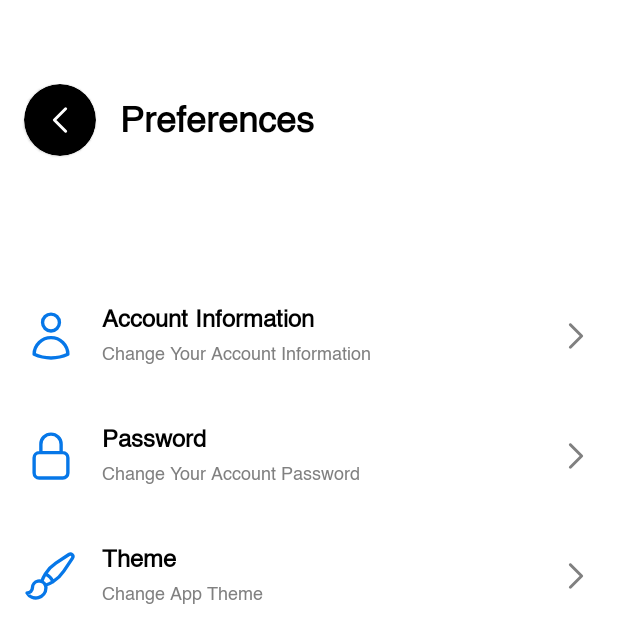
After one commit to MuneebAbro/UNIVerse-A-Social-Media-App, an Android app: the PreferencesActivity screen opened directly, with no data from a screen before it, on a phone screen of 412 x 824 dp. The commit adds this screen. Shown: the top 643 px of the screen. Run offline under Robolectric (Android 15) with nearby library versions, the phone set to English and light mode, and no system bars.

Commit message:
added preference activity

```diff
--- a/app/src/main/AndroidManifest.xml
+++ b/app/src/main/AndroidManifest.xml
@@ -12,6 +12,9 @@
         android:supportsRtl="true"
         android:theme="@style/Theme.universe"
         tools:targetApi="31">
+        <activity
+            android:name=".ui.settings.PreferencesActivity"
+            android:exported="false" />
         <activity
             android:name=".ui.settings.SettingsActivity"
             android:exported="false" />
--- a/app/src/main/java/com/example/universe/ui/profile/ProfileFragment.kt
+++ b/app/src/main/java/com/example/universe/ui/profile/ProfileFragment.kt
@@ -47,7 +47,7 @@ class ProfileFragment : Fragment() {
 
     private fun observeUserData() {
         // Show loader initially
-        binding.lottieLoaderProfile?.visibility = View.VISIBLE
+        binding.lottieLoaderProfile.visibility = View.VISIBLE
         binding.circleProfileImage.visibility = View.INVISIBLE
 
         sharedViewModel.profileImageUrl.observe(viewLifecycleOwner) { imageUrl ->
@@ -56,9 +56,10 @@ class ProfileFragment : Fragment() {
                     .into(binding.circleProfileImage, object : com.squareup.picasso.Callback {
                         override fun onSuccess() {
                             // Hide the loader and show the image
-                            binding.lottieLoaderProfile?.visibility = View.INVISIBLE
+                            binding.lottieLoaderProfile.visibility = View.INVISIBLE
                             binding.circleProfileImage.visibility = View.VISIBLE
                         }
+
 
                         override fun onError(e: Exception?) {
                             // Hide loader and show a placeholder image if there's an error
--- /dev/null
+++ b/app/src/main/java/com/example/universe/ui/settings/PreferencesActivity.kt
@@ -0,0 +1,37 @@
+package com.example.universe.ui.settings
+
+import android.content.Intent
+import android.os.Bundle
+import androidx.activity.enableEdgeToEdge
+import androidx.appcompat.app.AppCompatActivity
+import androidx.core.view.ViewCompat
+import androidx.core.view.WindowInsetsCompat
+import com.example.universe.R
+import com.example.universe.databinding.ActivityPreferencesBinding
+import com.example.universe.ui.login.SignUpActivity
+
+class PreferencesActivity : AppCompatActivity() {
+    private lateinit var binding: ActivityPreferencesBinding
+    override fun onCreate(savedInstanceState: Bundle?) {
+        super.onCreate(savedInstanceState)
+        enableEdgeToEdge()
+        binding=ActivityPreferencesBinding.inflate(layoutInflater)
+        setContentView(binding.root)
+
+        binding.backBtnPreferences.setOnClickListener {
+            finish()
+        }
+        binding.accountInfoCL.setOnClickListener {
+            val intent = Intent(this@PreferencesActivity, SignUpActivity::class.java)
+            intent.putExtra("MODE", 1)
+            startActivity(intent)
+        }
+
+        binding.passwordCL.setOnClickListener {
+            val intent = Intent(this@PreferencesActivity, SignUpActivity::class.java)
+            intent.putExtra("MODE", 1)
+            startActivity(intent)
+        }
+
+    }
+}
--- /dev/null
+++ b/app/src/main/res/drawable/theme.xml
@@ -0,0 +1,13 @@
+<vector xmlns:android="http://schemas.android.com/apk/res/android"
+    android:width="24dp"
+    android:height="24dp"
+    android:viewportWidth="24"
+    android:viewportHeight="24">
+  <path
+      android:pathData="M9.53,16.122a3,3 0,0 0,-5.78 1.128,2.25 2.25,0 0,1 -2.4,2.245 4.5,4.5 0,0 0,8.4 -2.245c0,-0.399 -0.078,-0.78 -0.22,-1.128ZM9.53,16.122a15.998,15.998 0,0 0,3.388 -1.62m-5.043,-0.025a15.994,15.994 0,0 1,1.622 -3.395m3.42,3.42a15.995,15.995 0,0 0,4.764 -4.648l3.876,-5.814a1.151,1.151 0,0 0,-1.597 -1.597L14.146,6.32a15.996,15.996 0,0 0,-4.649 4.763m3.42,3.42a6.776,6.776 0,0 0,-3.42 -3.42"
+      android:strokeLineJoin="round"
+      android:strokeWidth="1.5"
+      android:fillColor="#00000000"
+      android:strokeColor="@color/adaptive_black"
+      android:strokeLineCap="round"/>
+</vector>
--- /dev/null
+++ b/app/src/main/res/layout/activity_preferences.xml
@@ -0,0 +1,244 @@
+<?xml version="1.0" encoding="utf-8"?>
+<androidx.constraintlayout.widget.ConstraintLayout xmlns:android="http://schemas.android.com/apk/res/android"
+    xmlns:app="http://schemas.android.com/apk/res-auto"
+    xmlns:tools="http://schemas.android.com/tools"
+    android:id="@+id/main"
+    android:layout_width="match_parent"
+    android:layout_height="match_parent"
+    android:paddingTop="?attr/actionBarSize"
+    android:background="@color/bkg"
+    tools:context=".ui.settings.PreferencesActivity">
+
+        <com.google.android.material.card.MaterialCardView
+            android:id="@+id/backBtnPreferences"
+            android:layout_width="wrap_content"
+            android:layout_height="wrap_content"
+            android:layout_marginStart="16dp"
+            android:backgroundTint="@color/adaptive_black"
+            app:cardCornerRadius="24dp"
+            app:layout_constraintStart_toStartOf="parent"
+            app:layout_constraintTop_toTopOf="parent">
+
+            <ImageView
+                android:layout_width="wrap_content"
+                android:layout_height="match_parent"
+                android:layout_margin="12dp"
+                android:src="@drawable/back"
+                app:tint="@color/adaptive_white" />
+        </com.google.android.material.card.MaterialCardView>
+
+        <TextView
+            android:id="@+id/textView"
+            style="@style/TextAppearance.Nexa.Bold"
+            android:layout_width="wrap_content"
+            android:layout_height="wrap_content"
+            android:layout_margin="16dp"
+            android:text="@string/preferences"
+            android:textColor="@color/adaptive_black"
+            android:textSize="24sp"
+            app:layout_constraintBottom_toBottomOf="@+id/backBtnPreferences"
+            app:layout_constraintStart_toEndOf="@+id/backBtnPreferences"
+            app:layout_constraintTop_toTopOf="@+id/backBtnPreferences" />
+
+
+
+
+        <androidx.constraintlayout.widget.ConstraintLayout
+            android:id="@+id/accountInfoCL"
+            android:layout_width="match_parent"
+            android:layout_height="wrap_content"
+            android:orientation="horizontal"
+            android:layout_marginTop="100dp"
+            android:paddingEnd="16dp"
+            android:paddingStart="16dp"
+            app:layout_constraintEnd_toEndOf="parent"
+            app:layout_constraintStart_toStartOf="parent"
+            app:layout_constraintTop_toBottomOf="@+id/textView">
+
+            <ImageView
+                android:id="@+id/imageView2"
+                android:layout_width="36dp"
+                android:layout_height="48dp"
+                android:src="@drawable/person"
+                app:layout_constraintBottom_toBottomOf="parent"
+                app:layout_constraintStart_toStartOf="parent"
+                app:layout_constraintTop_toTopOf="parent"
+                app:tint="@color/priamry_blue" />
+
+            <LinearLayout
+                android:layout_width="0dp"
+                android:layout_height="0dp"
+                app:layout_constraintBottom_toBottomOf="parent"
+                app:layout_constraintEnd_toStartOf="@+id/imageView3"
+                app:layout_constraintStart_toEndOf="@+id/imageView2"
+                android:orientation="vertical"
+                app:layout_constraintTop_toTopOf="parent">
+
+                <TextView
+                    style="@style/TextAppearance.Nexa.Bold"
+                    android:layout_width="wrap_content"
+                    android:layout_height="wrap_content"
+                    android:layout_marginStart="16dp"
+                    android:text="Account Information"
+                    android:textColor="@color/adaptive_black"
+                    android:textSize="16sp" />
+
+                <TextView
+                    style="@style/TextAppearance.Nexa.Light"
+                    android:layout_width="wrap_content"
+                    android:layout_height="wrap_content"
+                    android:layout_marginStart="16dp"
+                    android:text="Change Your Account Information"
+                    android:textColor="@color/gray_hint"
+                    android:textSize="12sp" />
+
+
+            </LinearLayout>
+
+
+            <ImageView
+                android:id="@+id/imageView3"
+                android:layout_width="wrap_content"
+                android:layout_height="wrap_content"
+                android:rotation="180"
+                android:src="@drawable/back"
+                app:layout_constraintBottom_toBottomOf="parent"
+                app:layout_constraintEnd_toEndOf="parent"
+                app:layout_constraintTop_toTopOf="parent"
+                app:tint="@color/gray_hint" />
+
+        </androidx.constraintlayout.widget.ConstraintLayout>
+
+        <androidx.constraintlayout.widget.ConstraintLayout
+            android:id="@+id/passwordCL"
+            android:layout_width="match_parent"
+            android:layout_height="wrap_content"
+            android:orientation="horizontal"
+            android:layout_marginTop="32dp"
+            android:paddingEnd="16dp"
+            android:paddingStart="16dp"
+            app:layout_constraintEnd_toEndOf="parent"
+            app:layout_constraintStart_toStartOf="parent"
+            app:layout_constraintTop_toBottomOf="@+id/accountInfoCL">
+
+            <ImageView
+                android:id="@+id/imageView623523"
+                android:layout_width="36dp"
+                android:layout_height="48dp"
+                android:src="@drawable/lock"
+                app:layout_constraintBottom_toBottomOf="parent"
+                app:layout_constraintStart_toStartOf="parent"
+                app:layout_constraintTop_toTopOf="parent"
+                app:tint="@color/priamry_blue" />
+
+            <LinearLayout
+                android:layout_width="0dp"
+                android:layout_height="0dp"
+                android:orientation="vertical"
+                app:layout_constraintBottom_toBottomOf="parent"
+                app:layout_constraintEnd_toStartOf="@+id/imageView4"
+                app:layout_constraintStart_toEndOf="@+id/imageView623523"
+                app:layout_constraintTop_toTopOf="parent">
+
+                <TextView
+                    style="@style/TextAppearance.Nexa.Bold"
+                    android:layout_width="wrap_content"
+                    android:layout_height="wrap_content"
+                    android:layout_marginStart="16dp"
+                    android:text="Password"
+                    android:textColor="@color/adaptive_black"
+                    android:textSize="16sp" />
+
+                <TextView
+                    style="@style/TextAppearance.Nexa.Light"
+                    android:layout_width="wrap_content"
+                    android:layout_height="wrap_content"
+                    android:layout_marginStart="16dp"
+                    android:text="Change Your Account Password"
+                    android:textColor="@color/gray_hint"
+                    android:textSize="12sp" />
+
+
+            </LinearLayout>
+
+            <ImageView
+                android:id="@+id/imageView4"
+                android:layout_width="wrap_content"
+                android:layout_height="wrap_content"
+                android:rotation="180"
+                android:src="@drawable/back"
+                app:layout_constraintBottom_toBottomOf="parent"
+                app:layout_constraintEnd_toEndOf="parent"
+                app:layout_constraintTop_toTopOf="parent"
+                app:tint="@color/gray_hint" />
+
+        </androidx.constraintlayout.widget.ConstraintLayout>
+
+        <androidx.constraintlayout.widget.ConstraintLayout
+            android:id="@+id/logoutCl"
+            android:layout_width="match_parent"
+            android:layout_height="wrap_content"
+            android:orientation="horizontal"
+            android:layout_marginTop="32dp"
+            android:paddingEnd="16dp"
+            android:paddingStart="16dp"
+            app:layout_constraintEnd_toEndOf="parent"
+            app:layout_constraintStart_toStartOf="parent"
+            app:layout_constraintTop_toBottomOf="@+id/passwordCL">
+
+            <ImageView
+                android:id="@+id/imageView6233"
+                android:layout_width="36dp"
+                android:layout_height="48dp"
+                android:src="@drawable/theme"
+                app:layout_constraintBottom_toBottomOf="parent"
+                app:layout_constraintStart_toStartOf="parent"
+                app:layout_constraintTop_toTopOf="parent"
+                app:tint="@color/priamry_blue" />
+
+            <LinearLayout
+                android:layout_width="0dp"
+                android:layout_height="0dp"
+                android:orientation="vertical"
+                app:layout_constraintBottom_toBottomOf="parent"
+                app:layout_constraintEnd_toStartOf="@+id/imageView5"
+                app:layout_constraintStart_toEndOf="@+id/imageView6233"
+                app:layout_constraintTop_toTopOf="parent">
+
+                <TextView
+                    style="@style/TextAppearance.Nexa.Bold"
+                    android:layout_width="wrap_content"
+                    android:layout_height="wrap_content"
+                    android:layout_marginStart="16dp"
+                    android:text="Theme"
+                    android:textColor="@color/adaptive_black"
+                    android:textSize="16sp" />
+
+                <TextView
+                    style="@style/TextAppearance.Nexa.Light"
+                    android:layout_width="wrap_content"
+                    android:layout_height="wrap_content"
+                    android:layout_marginStart="16dp"
+                    android:text="Change App Theme"
+                    android:textColor="@color/gray_hint"
+                    android:textSize="12sp" />
+
+
+            </LinearLayout>
+
+            <ImageView
+                android:id="@+id/imageView5"
+                android:layout_width="wrap_content"
+                android:layout_height="wrap_content"
+                android:rotation="180"
+                android:src="@drawable/back"
+                app:layout_constraintBottom_toBottomOf="parent"
+                app:layout_constraintEnd_toEndOf="parent"
+                app:layout_constraintTop_toTopOf="parent"
+                app:tint="@color/gray_hint" />
+
+        </androidx.constraintlayout.widget.ConstraintLayout>
+
+
+
+</androidx.constraintlayout.widget.ConstraintLayout>
--- a/app/src/main/res/values/strings.xml
+++ b/app/src/main/res/values/strings.xml
@@ -40,4 +40,5 @@
     <string name="new_password">New Password</string>
     <string name="title_messages">Messages</string>
     <string name="settings">Settings</string>
+    <string name="preferences">Preferences</string>
 </resources>
```
Also changed, not shown: app/src/main/java/com/example/universe/ui/post/PostFragment.kt (+16 -41 lines), app/src/main/java/com/example/universe/ui/settings/SettingsActivity.kt (+9 -16 lines), app/src/main/res/layout-land/fragment_profile.xml (deleted, +0 -109 lines), app/src/main/res/layout/activity_settings.xml (+33 -23 lines).
